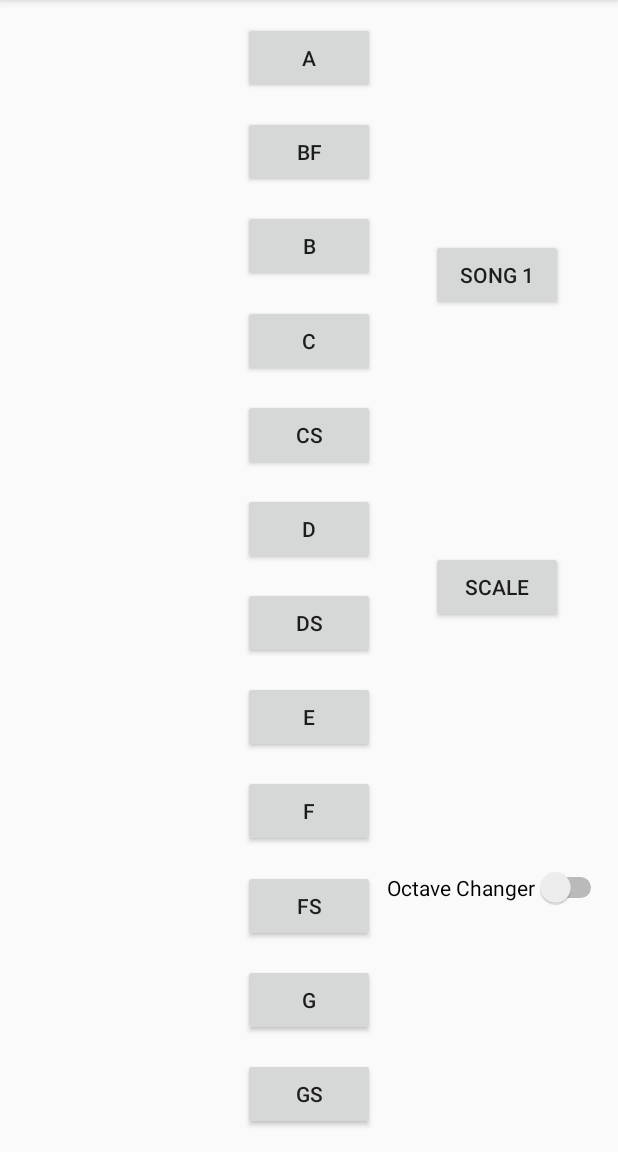
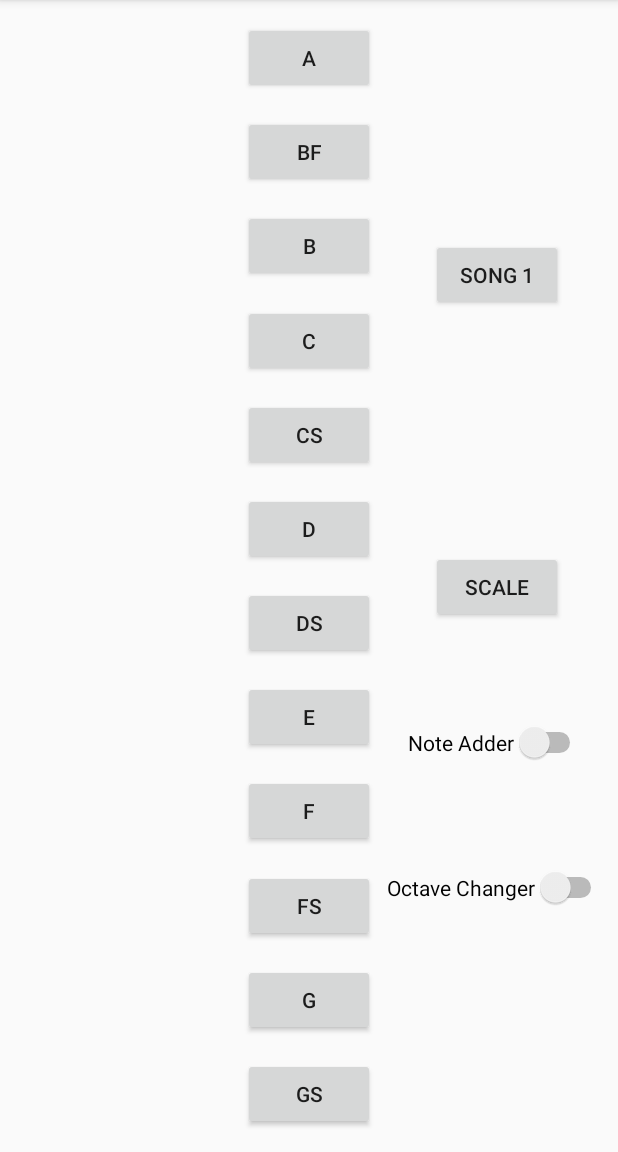
Before and after one commit to brianzou03/SoundBoard, an Android app: the screen it shows after launch (SoundboardActivity), after a tap on an icon or button, on a phone screen of 412 x 824 dp, the part 84-1236 px from its top. Run offline under Robolectric (Android 15) with nearby library versions, the phone set to English and light mode, and no system bars.

Commit message:
commit #9 completed everything including challenge #3

```diff
--- a/app/src/main/java/com/example/soundboard/SoundboardActivity.java
+++ b/app/src/main/java/com/example/soundboard/SoundboardActivity.java
@@ -12,6 +12,7 @@ import android.widget.Button;
 import android.widget.CompoundButton;
 import android.widget.Switch;
 
+import java.util.ArrayList;
 import java.util.HashMap;
 import java.util.Map;
 
@@ -60,12 +61,15 @@ public class SoundboardActivity extends AppCompatActivity implements View.OnClic
     private Button button_scale;
     private Button song1;
     private Switch octave_changer;
-    private Note[] songNotes;
+    private ArrayList<Note> songNotes;
     private Map<Integer, Integer> noteMapNormalOctave;
     private Map<Integer, Integer> noteMap;
     private Map<Integer, Integer> noteMapHighOctave;
     private boolean isSoundPoolLoaded;
-    private boolean octavehigh;
+    private Switch note_Adder;
+    private boolean adding;
+
+
 
     @Override
     public void onCreate(Bundle savedInstanceState) {
@@ -76,8 +80,18 @@ public class SoundboardActivity extends AppCompatActivity implements View.OnClic
         initializeSound();
         initializeNotes();
         setListeners();
+        initializeSongs();
 
 
+
+    }
+
+    private void initializeSongs(){
+        ArrayList<Note> song1create = new ArrayList<>();
+        song1create.add(noteE);
+        song1create.add(noteC);
+        song1create.add(noteA);
+        songNotes = song1create;
     }
 
     private void scale(){
@@ -96,7 +110,6 @@ public class SoundboardActivity extends AppCompatActivity implements View.OnClic
 
     private void setListeners() {
 
-        //octave_changer.setOnChe
 
 
         KeyboardListener keyboardListener = new KeyboardListener();
@@ -131,8 +144,6 @@ public class SoundboardActivity extends AppCompatActivity implements View.OnClic
                 {
                     noteMap = noteMapHighOctave;
                 }
-
-
                 else{
                     noteMap = noteMapNormalOctave;
                 }
@@ -142,6 +153,13 @@ public class SoundboardActivity extends AppCompatActivity implements View.OnClic
         button_scale.setOnClickListener(this);
 
         song1.setOnClickListener(this);
+
+        note_Adder.setOnCheckedChangeListener(new CompoundButton.OnCheckedChangeListener() {
+            @Override
+            public void onCheckedChanged(CompoundButton compoundButton, boolean b) {
+                adding = b;
+            }
+        });
 
     }
 
@@ -159,7 +177,7 @@ public class SoundboardActivity extends AppCompatActivity implements View.OnClic
         noteFS = new Note(sIDfs, 500);
         noteGS = new Note(sIDgs, 500);
 
-        songNotes = new Note[] {noteA, noteFS, noteG, noteA, noteFS, noteG, noteA, noteA, noteB, noteCS, noteD, noteE, noteFS, noteG};
+
 
     }
 
@@ -257,6 +275,7 @@ public class SoundboardActivity extends AppCompatActivity implements View.OnClic
         button_scale = findViewById(R.id.scale_main);
         octave_changer = findViewById(R.id.octave_changer_main);
         song1 = findViewById(R.id.song_main);
+        note_Adder = findViewById(R.id.noteAdder);
 
     }
 
@@ -284,7 +303,11 @@ public class SoundboardActivity extends AppCompatActivity implements View.OnClic
         public void onClick(View view) {
             //read from map
             int songId = noteMap.get(view.getId());
-            if ( songId != 0){
+            if (adding) {
+                addNote(songId);
+                soundPool.play(songId, 1, 1, 1, 0, 1);
+            }
+            else if (songId != 0) {
                 soundPool.play(songId, 1, 1, 1, 0, 1);
             }
 
@@ -300,9 +323,19 @@ public class SoundboardActivity extends AppCompatActivity implements View.OnClic
             e.printStackTrace();
         }
     }
-    public void playNote(Note[] song){
-        for(Note note: song){
+    public void playNote(ArrayList<Note> song) {
+        for (Note note : song) {
             soundPool.play(note.getSoundID(), 1, 1, 1, 0, 1);
             delay(note.getTimedDelayed());
         }
-}}
+
+
+    }
+    public void addNote(int x) {
+            Note noteAdded = new Note(x, 500);
+            if (adding){
+                songNotes.add(noteAdded);
+            }
+
+        }
+}
--- a/app/src/main/res/layout/activity_sound_board.xml
+++ b/app/src/main/res/layout/activity_sound_board.xml
@@ -172,4 +172,15 @@
         app:layout_constraintStart_toEndOf="@+id/button_main_fsharp"
         app:layout_constraintTop_toBottomOf="@+id/scale_main" />
 
+    <Switch
+        android:id="@+id/noteAdder"
+        android:layout_width="wrap_content"
+        android:layout_height="wrap_content"
+        android:text="@string/noteAdder"
+        app:layout_constraintBottom_toTopOf="@+id/octave_changer_main"
+        app:layout_constraintEnd_toEndOf="parent"
+        app:layout_constraintHorizontal_bias="0.5"
+        app:layout_constraintStart_toEndOf="@+id/button_main_E"
+        app:layout_constraintTop_toBottomOf="@+id/scale_main" />
+
 </androidx.constraintlayout.widget.ConstraintLayout>
--- a/app/src/main/res/values/strings.xml
+++ b/app/src/main/res/values/strings.xml
@@ -15,6 +15,7 @@
     <string name="OctaveChanger">Octave Changer</string>
     <string name="songs">Song 1</string>
     <string name="scale">Scale</string>
+    <string name="noteAdder">Note Adder</string>
 
 
 </resources>
```
